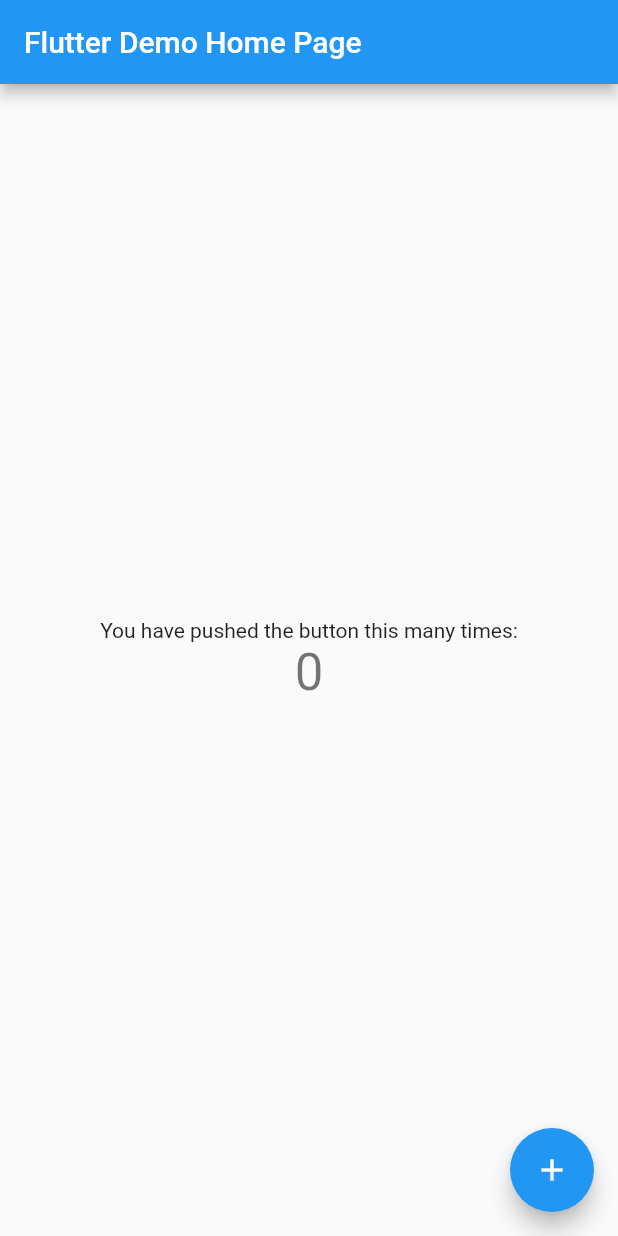
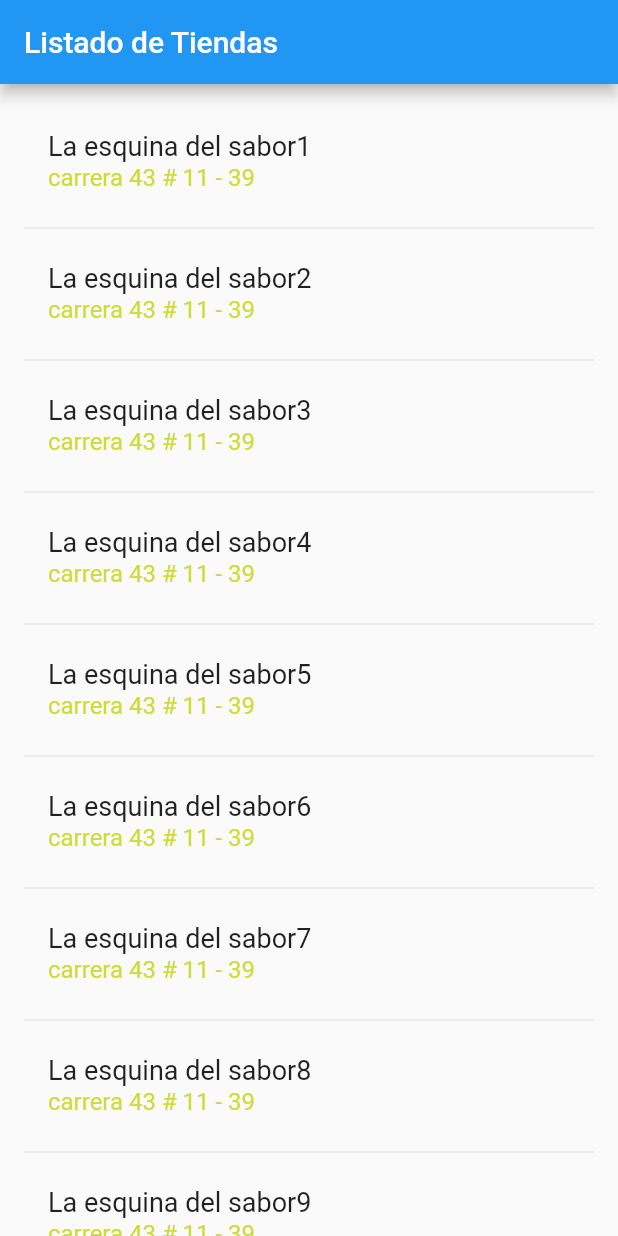
Before and after one commit to Joivagg/BusinessFinder, a Flutter app: the screen it shows after launch, on a phone screen of 412 x 824 dp. Run offline on Flutter 3.47's test engine with Material 2 defaults, Android fonts, the phone set to English and light mode, and no system bars.

Commit message:
Quick Update

```diff
--- /dev/null
+++ b/lib/data/stores_data.dart
@@ -0,0 +1,65 @@
+enum StoreType {
+  tienda,
+  drogueria,
+  ferreteria,
+  lavanderia,
+  zapateria,
+  restaurante,
+  panaderia,
+  carniceria,
+  discoteca
+}
+
+enum ProductsList {
+  arroz,
+  carne,
+  pollo,
+  manzanas,
+  naranjas
+}
+
+class Stores {
+  String name;
+  String address;
+  String geolocation;
+  int phone;
+  int cellphone;
+  String webpage;
+  StoreType type;
+  ProductsList products;
+  String logo;
+  String photo;
+
+  Stores(this.name, this.address, this.geolocation, this.phone, this.cellphone,
+      this.webpage, this.type, this.products, this.logo, this.photo);
+}
+
+class StoresDAO {
+  List<Stores> listadoTiendas = [
+    Stores('La esquina del sabor1', 'carrera 43 # 11 - 39', '2341441', 7481831, 3295029513, 'www.laesquinadelsabor.com', StoreType.restaurante, ProductsList.carne, 'logo.png', 'photo.png'),
+    Stores('La esquina del sabor2', 'carrera 43 # 11 - 39', '2341441', 7481831, 3295029513, 'www.laesquinadelsabor.com', StoreType.restaurante, ProductsList.carne, 'logo.png', 'photo.png'),
+    Stores('La esquina del sabor3', 'carrera 43 # 11 - 39', '2341441', 7481831, 3295029513, 'www.laesquinadelsabor.com', StoreType.restaurante, ProductsList.carne, 'logo.png', 'photo.png'),
+    Stores('La esquina del sabor4', 'carrera 43 # 11 - 39', '2341441', 7481831, 3295029513, 'www.laesquinadelsabor.com', StoreType.restaurante, ProductsList.carne, 'logo.png', 'photo.png'),
+    Stores('La esquina del sabor5', 'carrera 43 # 11 - 39', '2341441', 7481831, 3295029513, 'www.laesquinadelsabor.com', StoreType.restaurante, ProductsList.carne, 'logo.png', 'photo.png'),
+    Stores('La esquina del sabor6', 'carrera 43 # 11 - 39', '2341441', 7481831, 3295029513, 'www.laesquinadelsabor.com', StoreType.restaurante, ProductsList.carne, 'logo.png', 'photo.png'),
+    Stores('La esquina del sabor7', 'carrera 43 # 11 - 39', '2341441', 7481831, 3295029513, 'www.laesquinadelsabor.com', StoreType.restaurante, ProductsList.carne, 'logo.png', 'photo.png'),
+    Stores('La esquina del sabor8', 'carrera 43 # 11 - 39', '2341441', 7481831, 3295029513, 'www.laesquinadelsabor.com', StoreType.restaurante, ProductsList.carne, 'logo.png', 'photo.png'),
+    Stores('La esquina del sabor9', 'carrera 43 # 11 - 39', '2341441', 7481831, 3295029513, 'www.laesquinadelsabor.com', StoreType.restaurante, ProductsList.carne, 'logo.png', 'photo.png'),
+    Stores('La esquina del sabor10', 'carrera 43 # 11 - 39', '2341441', 7481831, 3295029513, 'www.laesquinadelsabor.com', StoreType.restaurante, ProductsList.carne, 'logo.png', 'photo.png'),
+    Stores('La esquina del sabor11', 'carrera 43 # 11 - 39', '2341441', 7481831, 3295029513, 'www.laesquinadelsabor.com', StoreType.restaurante, ProductsList.carne, 'logo.png', 'photo.png'),
+    Stores('La esquina del sabor12', 'carrera 43 # 11 - 39', '2341441', 7481831, 3295029513, 'www.laesquinadelsabor.com', StoreType.restaurante, ProductsList.carne, 'logo.png', 'photo.png'),
+    Stores('La esquina del sabor13', 'carrera 43 # 11 - 39', '2341441', 7481831, 3295029513, 'www.laesquinadelsabor.com', StoreType.restaurante, ProductsList.carne, 'logo.png', 'photo.png'),
+    Stores('La esquina del sabor14', 'carrera 43 # 11 - 39', '2341441', 7481831, 3295029513, 'www.laesquinadelsabor.com', StoreType.restaurante, ProductsList.carne, 'logo.png', 'photo.png'),
+    Stores('La esquina del sabor15', 'carrera 43 # 11 - 39', '2341441', 7481831, 3295029513, 'www.laesquinadelsabor.com', StoreType.restaurante, ProductsList.carne, 'logo.png', 'photo.png'),
+    Stores('La esquina del sabor16', 'carrera 43 # 11 - 39', '2341441', 7481831, 3295029513, 'www.laesquinadelsabor.com', StoreType.restaurante, ProductsList.carne, 'logo.png', 'photo.png'),
+    Stores('La esquina del sabor17', 'carrera 43 # 11 - 39', '2341441', 7481831, 3295029513, 'www.laesquinadelsabor.com', StoreType.restaurante, ProductsList.carne, 'logo.png', 'photo.png'),
+    Stores('La esquina del sabor18', 'carrera 43 # 11 - 39', '2341441', 7481831, 3295029513, 'www.laesquinadelsabor.com', StoreType.restaurante, ProductsList.carne, 'logo.png', 'photo.png'),
+    Stores('La esquina del sabor19', 'carrera 43 # 11 - 39', '2341441', 7481831, 3295029513, 'www.laesquinadelsabor.com', StoreType.restaurante, ProductsList.carne, 'logo.png', 'photo.png'),
+    Stores('La esquina del sabor20', 'carrera 43 # 11 - 39', '2341441', 7481831, 3295029513, 'www.laesquinadelsabor.com', StoreType.restaurante, ProductsList.carne, 'logo.png', 'photo.png'),
+    Stores('La esquina del sabor21', 'carrera 43 # 11 - 39', '2341441', 7481831, 3295029513, 'www.laesquinadelsabor.com', StoreType.restaurante, ProductsList.carne, 'logo.png', 'photo.png'),
+    Stores('La esquina del sabor22', 'carrera 43 # 11 - 39', '2341441', 7481831, 3295029513, 'www.laesquinadelsabor.com', StoreType.restaurante, ProductsList.carne, 'logo.png', 'photo.png'),
+    Stores('La esquina del sabor23', 'carrera 43 # 11 - 39', '2341441', 7481831, 3295029513, 'www.laesquinadelsabor.com', StoreType.restaurante, ProductsList.carne, 'logo.png', 'photo.png'),    Stores('La esquina del sabor23', 'carrera 43 # 11 - 39', '2341441', 7481831, 3295029513, 'www.laesquinadelsabor.com', StoreType.restaurante, ProductsList.carne, 'logo.png', 'photo.png'),
+    Stores('La esquina del sabor24', 'carrera 43 # 11 - 39', '2341441', 7481831, 3295029513, 'www.laesquinadelsabor.com', StoreType.restaurante, ProductsList.carne, 'logo.png', 'photo.png'),
+    Stores('La esquina del sabor25', 'carrera 43 # 11 - 39', '2341441', 7481831, 3295029513, 'www.laesquinadelsabor.com', StoreType.restaurante, ProductsList.carne, 'logo.png', 'photo.png'),
+  ];
+}
--- a/lib/main.dart
+++ b/lib/main.dart
@@ -1,115 +1,4 @@
 import 'package:flutter/material.dart';
+import 'package:businessfinder/scroll_infinito.dart';
 
-void main() {
-  runApp(const MyApp());
-}
-
-class MyApp extends StatelessWidget {
-  const MyApp({Key? key}) : super(key: key);
-
-  // This widget is the root of your application.
-  @override
-  Widget build(BuildContext context) {
-    return MaterialApp(
-      title: 'Flutter Demo',
-      theme: ThemeData(
-        // This is the theme of your application.
-        //
-        // Try running your application with "flutter run". You'll see the
-        // application has a blue toolbar. Then, without quitting the app, try
-        // changing the primarySwatch below to Colors.green and then invoke
-        // "hot reload" (press "r" in the console where you ran "flutter run",
-        // or simply save your changes to "hot reload" in a Flutter IDE).
-        // Notice that the counter didn't reset back to zero; the application
-        // is not restarted.
-        primarySwatch: Colors.blue,
-      ),
-      home: const MyHomePage(title: 'Flutter Demo Home Page'),
-    );
-  }
-}
-
-class MyHomePage extends StatefulWidget {
-  const MyHomePage({Key? key, required this.title}) : super(key: key);
-
-  // This widget is the home page of your application. It is stateful, meaning
-  // that it has a State object (defined below) that contains fields that affect
-  // how it looks.
-
-  // This class is the configuration for the state. It holds the values (in this
-  // case the title) provided by the parent (in this case the App widget) and
-  // used by the build method of the State. Fields in a Widget subclass are
-  // always marked "final".
-
-  final String title;
-
-  @override
-  State<MyHomePage> createState() => _MyHomePageState();
-}
-
-class _MyHomePageState extends State<MyHomePage> {
-  int _counter = 0;
-
-  void _incrementCounter() {
-    setState(() {
-      // This call to setState tells the Flutter framework that something has
-      // changed in this State, which causes it to rerun the build method below
-      // so that the display can reflect the updated values. If we changed
-      // _counter without calling setState(), then the build method would not be
-      // called again, and so nothing would appear to happen.
-      _counter++;
-    });
-  }
-
-  @override
-  Widget build(BuildContext context) {
-    // This method is rerun every time setState is called, for instance as done
-    // by the _incrementCounter method above.
-    //
-    // The Flutter framework has been optimized to make rerunning build methods
-    // fast, so that you can just rebuild anything that needs updating rather
-    // than having to individually change instances of widgets.
-    return Scaffold(
-      appBar: AppBar(
-        // Here we take the value from the MyHomePage object that was created by
-        // the App.build method, and use it to set our appbar title.
-        title: Text(widget.title),
-      ),
-      body: Center(
-        // Center is a layout widget. It takes a single child and positions it
-        // in the middle of the parent.
-        child: Column(
-          // Column is also a layout widget. It takes a list of children and
-          // arranges them vertically. By default, it sizes itself to fit its
-          // children horizontally, and tries to be as tall as its parent.
-          //
-          // Invoke "debug painting" (press "p" in the console, choose the
-          // "Toggle Debug Paint" action from the Flutter Inspector in Android
-          // Studio, or the "Toggle Debug Paint" command in Visual Studio Code)
-          // to see the wireframe for each widget.
-          //
-          // Column has various properties to control how it sizes itself and
-          // how it positions its children. Here we use mainAxisAlignment to
-          // center the children vertically; the main axis here is the vertical
-          // axis because Columns are vertical (the cross axis would be
-          // horizontal).
-          mainAxisAlignment: MainAxisAlignment.center,
-          children: <Widget>[
-            const Text(
-              'You have pushed the button this many times:',
-            ),
-            Text(
-              '$_counter',
-              style: Theme.of(context).textTheme.headline4,
-            ),
-          ],
-        ),
-      ),
-      floatingActionButton: FloatingActionButton(
-        onPressed: _incrementCounter,
-        tooltip: 'Increment',
-        child: const Icon(Icons.add),
-      ), // This trailing comma makes auto-formatting nicer for build methods.
-    );
-  }
-}
+void main() => runApp(const ScrollInfinito());
--- /dev/null
+++ b/lib/scroll_infinito.dart
@@ -0,0 +1,15 @@
+import 'package:flutter/material.dart';
+import 'package:businessfinder/view/stores_view.dart';
+
+class ScrollInfinito extends StatelessWidget {
+  const ScrollInfinito({Key? key}) : super(key: key);
+
+  @override
+  Widget build(BuildContext context) {
+    //final wordPair = WordPair.random();
+    return const MaterialApp(
+      title: 'Generador de Nombres',
+      home: StoresListView(),
+    );
+  }
+}
```
Also changed, not shown: lib/view/stores_view.dart (added, +51 -0 lines), 1 other file.
